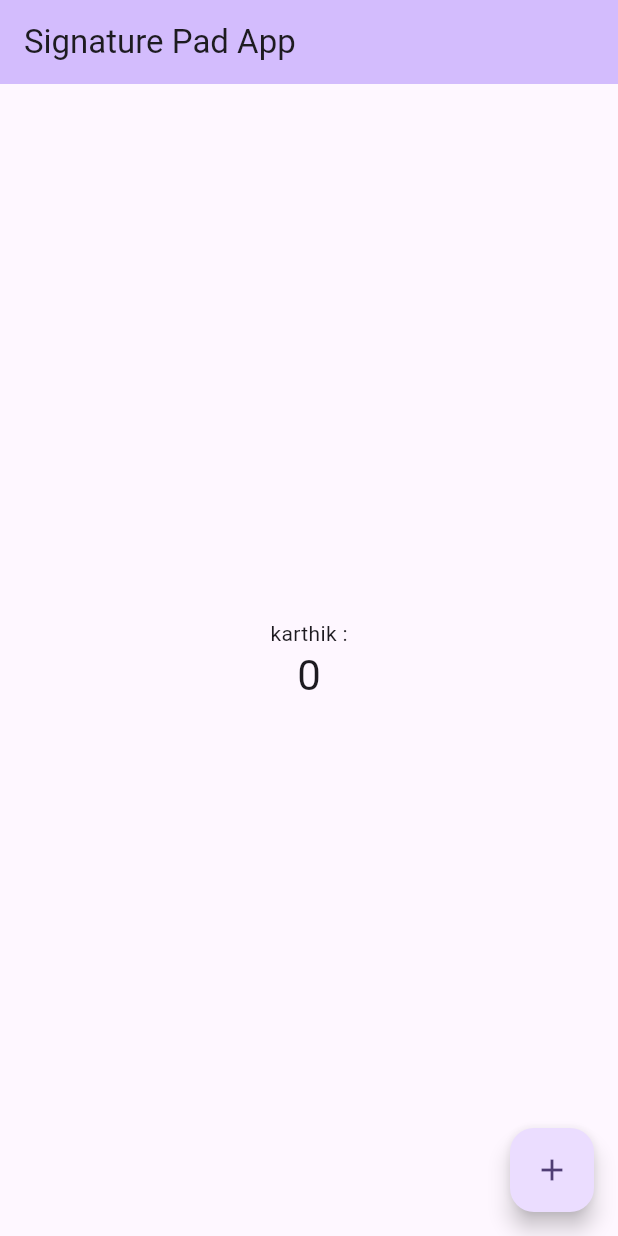
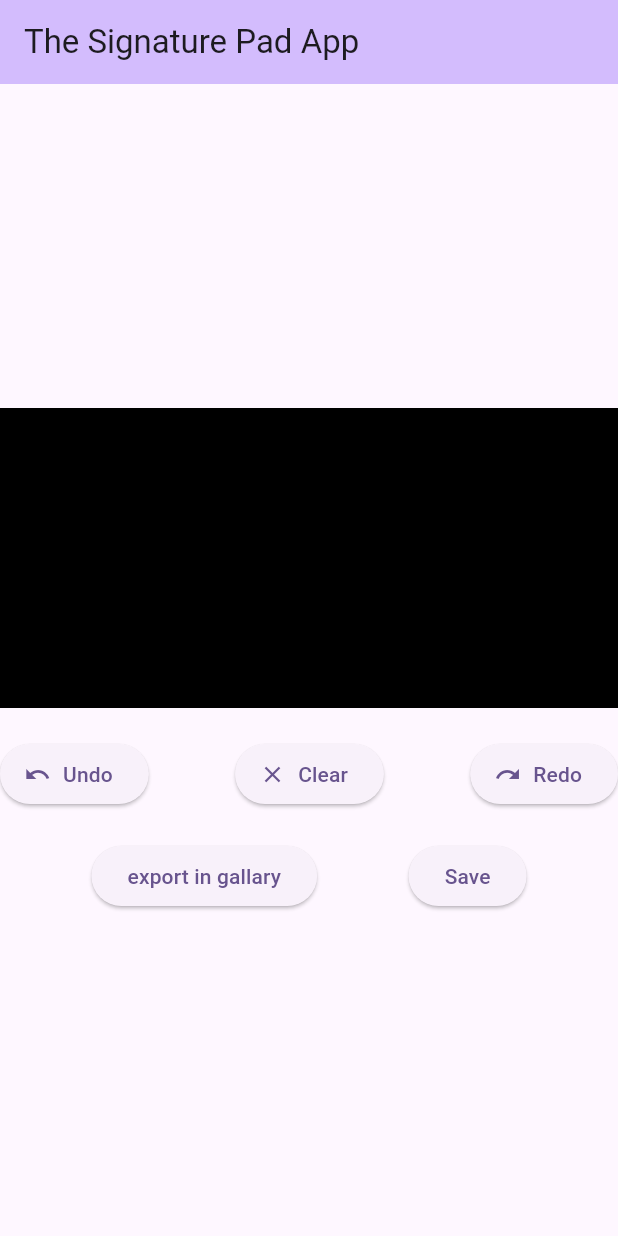
Before and after one commit to shetty-developer/signature_pad_mobile_app, a Flutter app: the screen it shows after launch, on a phone screen of 412 x 824 dp. Run offline on Flutter 3.47's test engine with Material 3 defaults, Android fonts, the phone set to English and light mode, and no system bars; drawn by our look-alikes of signature; our stand-ins replace dio, image_gallery_saver, permission_handler; statements that could not run were skipped.

Commit message:
the required code

```diff
--- a/lib/main.dart
+++ b/lib/main.dart
@@ -1,4 +1,16 @@
+import 'dart:typed_data';
+import 'dart:ui' as ui;
 import 'package:flutter/material.dart';
+import 'package:flutter/rendering.dart';
+import 'package:flutter/widgets.dart';
+import 'package:flutter/cupertino.dart';
+import 'package:image_gallery_saver/image_gallery_saver.dart';
+import 'package:permission_handler/permission_handler.dart';
+import 'package:signature/signature.dart';
+import 'utils.dart';
+
+import 'package:dio/dio.dart';
+import 'package:path_provider/path_provider.dart';
 
 void main() {
   runApp(const MyApp());
@@ -17,7 +29,7 @@
         colorScheme: ColorScheme.fromSeed(seedColor: Colors.deepPurple),
         useMaterial3: true,
       ),
-      home: const MyHomePage(title: 'Signature Pad App'),
+      home: const MyHomePage(title: 'The Signature Pad App'),
     );
   }
 }
@@ -32,12 +44,43 @@
 }
 
 class _MyHomePageState extends State<MyHomePage> {
-  int _counter = 0;
+  var PermissionUtil;
 
-  void _incrementCounter() {
-    setState(() {
-      _counter++;
-    });
+  var Utils;
+
+  @override
+  void initState() {
+    super.initState();
+    PermissionUtil.requestAll();
+  }
+
+  // ignore: prefer_final_fields
+  GlobalKey _globalKey = GlobalKey();
+  Uint8List? signature;
+  final controller = SignatureController(
+      penColor: Colors.white,
+      penStrokeWidth: 3,
+      exportPenColor: Colors.red,
+      exportBackgroundColor: Colors.black);
+
+  _saveLocalImage() async {
+    RenderRepaintBoundary boundary =
+        _globalKey.currentContext!.findRenderObject() as RenderRepaintBoundary;
+    ui.Image image = await boundary.toImage();
+    ByteData? byteData =
+        await (image.toByteData(format: ui.ImageByteFormat.png));
+    if (byteData != null) {
+      final result =
+          await ImageGallerySaver.saveImage(byteData.buffer.asUint8List());
+
+      Utils.toast(result.toString());
+    }
+  }
+
+  @override
+  void dispose() {
+    controller.dispose();
+    super.dispose();
   }
 
   @override
@@ -50,22 +93,89 @@
       body: Center(
         child: Column(
           mainAxisAlignment: MainAxisAlignment.center,
+          crossAxisAlignment: CrossAxisAlignment.center,
           children: <Widget>[
-            const Text(
-              'karthik :',
+            Signature(
+              controller: controller,
+              width: double.infinity,
+              height: 200,
+              backgroundColor: Colors.black,
             ),
-            Text(
-              '$_counter',
-              style: Theme.of(context).textTheme.headlineMedium,
+            const SizedBox(
+              height: 20,
             ),
+            Row(
+              mainAxisAlignment: MainAxisAlignment.spaceBetween,
+              children: [
+                ElevatedButton.icon(
+                  onPressed: () async => controller.undo(),
+                  icon: const Icon(Icons.undo),
+                  label: const Text("Undo"),
+                ),
+                ElevatedButton.icon(
+                  onPressed: () async => controller.clear(),
+                  icon: const Icon(Icons.clear),
+                  label: const Text("Clear"),
+                ),
+                ElevatedButton.icon(
+                  onPressed: () async => controller.redo(),
+                  icon: const Icon(Icons.redo),
+                  label: const Text("Redo"),
+                )
+              ],
+            ),
+            const SizedBox(
+              height: 20,
+            ),
+            Row(
+              mainAxisAlignment: MainAxisAlignment.spaceEvenly,
+              children: [
+                ElevatedButton(
+                  onPressed: () async {
+                    signature = await controller.toPngBytes();
+                    setState(() async {
+                      if (signature != null) {
+                        final status = await Permission.storage.status;
+                        if (!status.isGranted ||
+                            status.isDenied ||
+                            status.isPermanentlyDenied) {
+                          await Permission.storage.request();
+                        }
+                        final time = DateTime.now()
+                            .toIso8601String()
+                            .replaceAll(".", ":");
+
+                        final result = await ImageGallerySaver.saveImage(
+                            signature!,
+                            name: 'signature_$time');
+
+                        debugPrint(result.toString());
+
+                        if (result['isSucess']) {
+                          if (!context.mounted) return;
+                          ScaffoldMessenger.of(context).showSnackBar(
+                              const SnackBar(content: Text("Signature Saved")));
+
+                          controller.clear();
+                        }
+                      }
+                    });
+                  },
+                  child: const Text('export in gallary'),
+                ),
+                ElevatedButton(
+                  onPressed: () async {
+                    signature = await controller.toPngBytes();
+                    setState(() {});
+                  },
+                  child: const Text('Save'),
+                )
+              ],
+            )
           ],
         ),
       ),
-      floatingActionButton: FloatingActionButton(
-        onPressed: _incrementCounter,
-        tooltip: 'Increment',
-        child: const Icon(Icons.add),
-      ), // This trailing comma makes auto-formatting nicer for build methods.
+      // This trailing comma makes auto-formatting nicer for build methods.
     );
   }
 }
```
